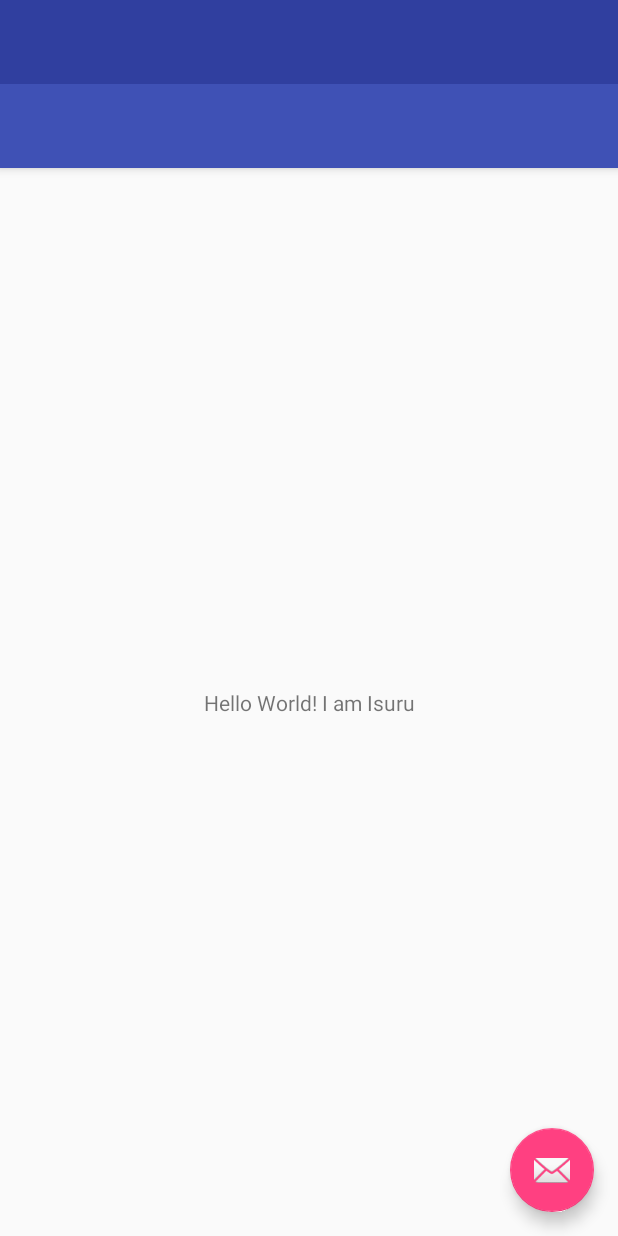
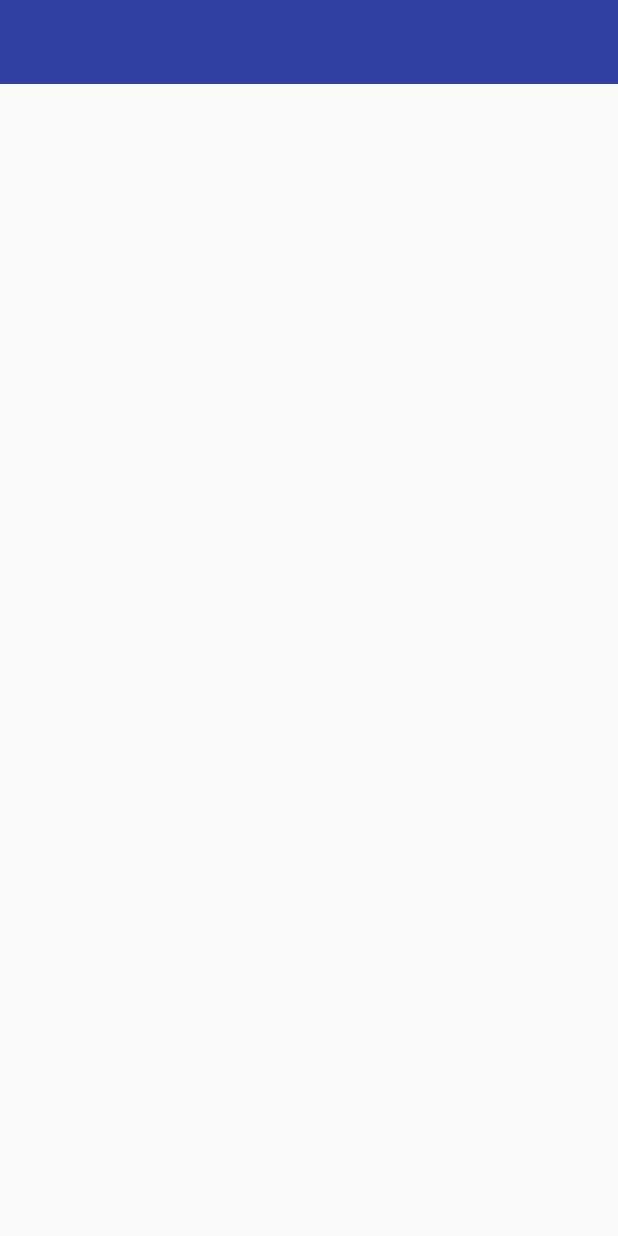
Before and after one commit to isurunuwanthilaka/MyGPA, an Android app: the layout activity_main.xml on its own in the app's theme, with its tools: preview values and no code run, on a phone screen of 412 x 824 dp. Run offline under Robolectric (Android 15) with nearby library versions, the phone set to English and light mode, and no system bars.

Commit message:
Removing some files

```diff
--- a/app/src/main/res/layout/activity_main.xml
+++ b/app/src/main/res/layout/activity_main.xml
@@ -8,18 +8,6 @@
     android:fitsSystemWindows="true"
     tools:openDrawer="start">
 
-    <include
-        layout="@layout/app_bar_main"
-        android:layout_width="match_parent"
-        android:layout_height="match_parent" />
 
-    <android.support.design.widget.NavigationView
-        android:id="@+id/nav_view"
-        android:layout_width="wrap_content"
-        android:layout_height="match_parent"
-        android:layout_gravity="start"
-        android:fitsSystemWindows="true"
-        app:headerLayout="@layout/nav_header_main"
-        app:menu="@menu/activity_main_drawer" />
 
 </android.support.v4.widget.DrawerLayout>
--- a/app/src/main/res/layout/app_bar_main.xml
+++ /dev/null
@@ -1,33 +0,0 @@
-<?xml version="1.0" encoding="utf-8"?>
-<android.support.design.widget.CoordinatorLayout xmlns:android="http://schemas.android.com/apk/res/android"
-    xmlns:app="http://schemas.android.com/apk/res-auto"
-    xmlns:tools="http://schemas.android.com/tools"
-    android:layout_width="match_parent"
-    android:layout_height="match_parent"
-    tools:context=".MainActivity">
-
-    <android.support.design.widget.AppBarLayout
-        android:layout_width="match_parent"
-        android:layout_height="wrap_content"
-        android:theme="@style/AppTheme.AppBarOverlay">
-
-        <android.support.v7.widget.Toolbar
-            android:id="@+id/toolbar"
-            android:layout_width="match_parent"
-            android:layout_height="?attr/actionBarSize"
-            android:background="?attr/colorPrimary"
-            app:popupTheme="@style/AppTheme.PopupOverlay" />
-
-    </android.support.design.widget.AppBarLayout>
-
-    <include layout="@layout/content_main" />
-
-    <android.support.design.widget.FloatingActionButton
-        android:id="@+id/fab"
-        android:layout_width="wrap_content"
-        android:layout_height="wrap_content"
-        android:layout_gravity="bottom|end"
-        android:layout_margin="@dimen/fab_margin"
-        app:srcCompat="@android:drawable/ic_dialog_email" />
-
-</android.support.design.widget.CoordinatorLayout>
--- a/app/src/main/res/layout/content_main.xml
+++ /dev/null
@@ -1,20 +0,0 @@
-<?xml version="1.0" encoding="utf-8"?>
-<android.support.constraint.ConstraintLayout xmlns:android="http://schemas.android.com/apk/res/android"
-    xmlns:app="http://schemas.android.com/apk/res-auto"
-    xmlns:tools="http://schemas.android.com/tools"
-    android:layout_width="match_parent"
-    android:layout_height="match_parent"
-    app:layout_behavior="@string/appbar_scrolling_view_behavior"
-    tools:context=".MainActivity"
-    tools:showIn="@layout/app_bar_main">
-
-    <TextView
-        android:layout_width="wrap_content"
-        android:layout_height="wrap_content"
-        android:text="Hello World! I am Isuru"
-        app:layout_constraintBottom_toBottomOf="parent"
-        app:layout_constraintLeft_toLeftOf="parent"
-        app:layout_constraintRight_toRightOf="parent"
-        app:layout_constraintTop_toTopOf="parent" />
-
-</android.support.constraint.ConstraintLayout>
```
Also changed, not shown: app/src/main/java/isumalabs/isumalabs/MainActivity.java (+1 -78 lines), app/src/main/res/layout/nav_header_main.xml (deleted, +0 -36 lines).
